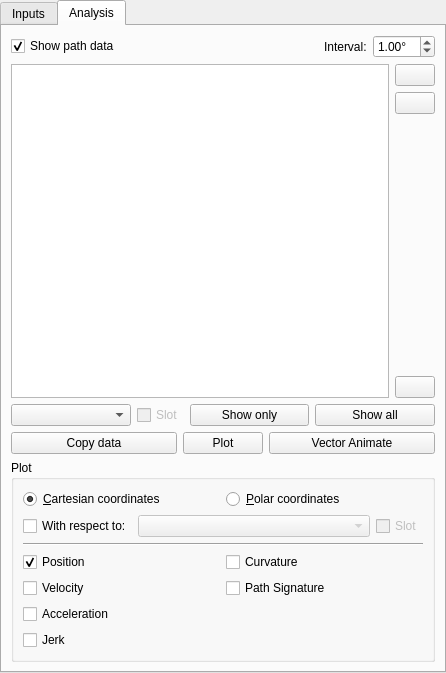
This is pyslvs_ui/widgets/inputs/inputs.ui in KmolYuan/Pyslvs-UI as Qt 5 draws it before an edit. The edited form follows.
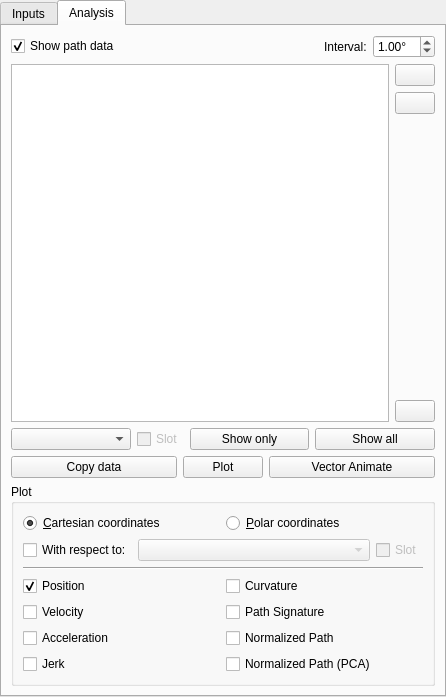
This is the edited form. The open tabs and pages were chosen to show the change. Icons and pictures are not drawn.

Commit message: Add a function for plotting normalized path.

Patch:
```diff
--- a/pyslvs_ui/widgets/inputs/inputs.ui
+++ b/pyslvs_ui/widgets/inputs/inputs.ui
@@ -7,7 +7,7 @@
     <x>0</x>
     <y>0</y>
     <width>446</width>
-    <height>673</height>
+    <height>697</height>
    </rect>
   </property>
   <property name="windowTitle">
@@ -734,6 +734,20 @@
               </property>
              </widget>
             </item>
+            <item row="2" column="1">
+             <widget class="QCheckBox" name="plot_norm">
+              <property name="text">
+               <string>Normalized Path</string>
+              </property>
+             </widget>
+            </item>
+            <item row="3" column="1">
+             <widget class="QCheckBox" name="plot_norm_pca">
+              <property name="text">
+               <string>Normalized Path (PCA)</string>
+              </property>
+             </widget>
+            </item>
            </layout>
           </item>
          </layout>
```
The commit also changes 4 other files.
